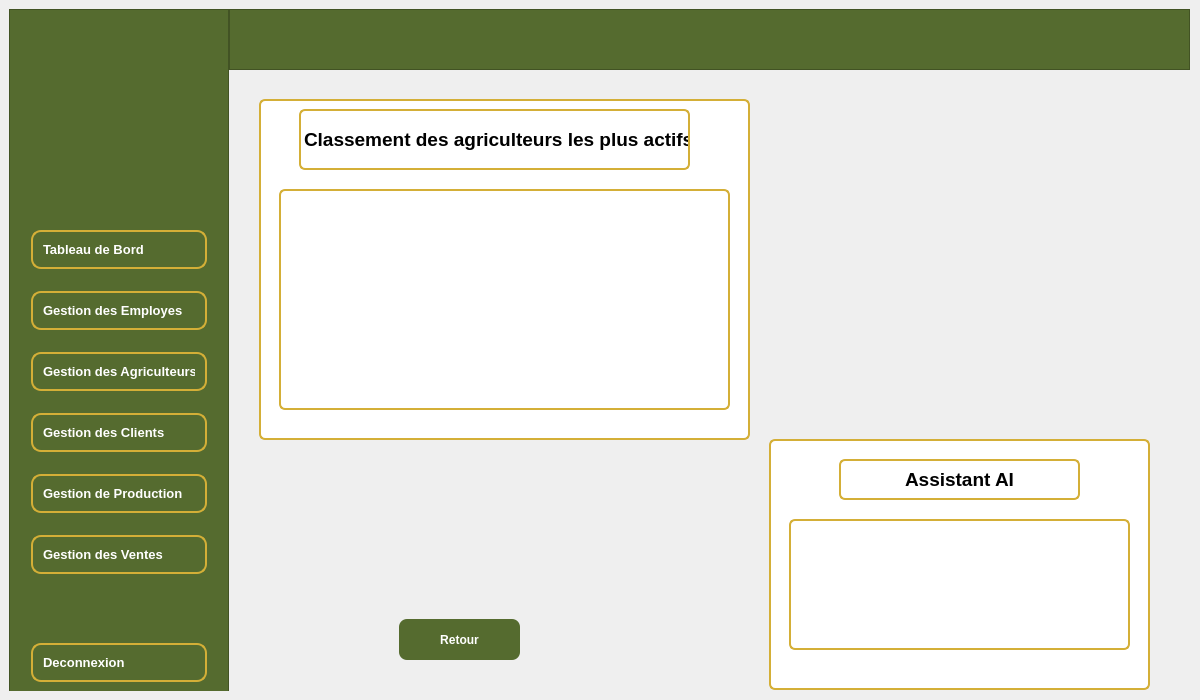
Above: mainwindow.ui from Dhouha-git/Smart-oil-press before the change. Below: the same form after it.
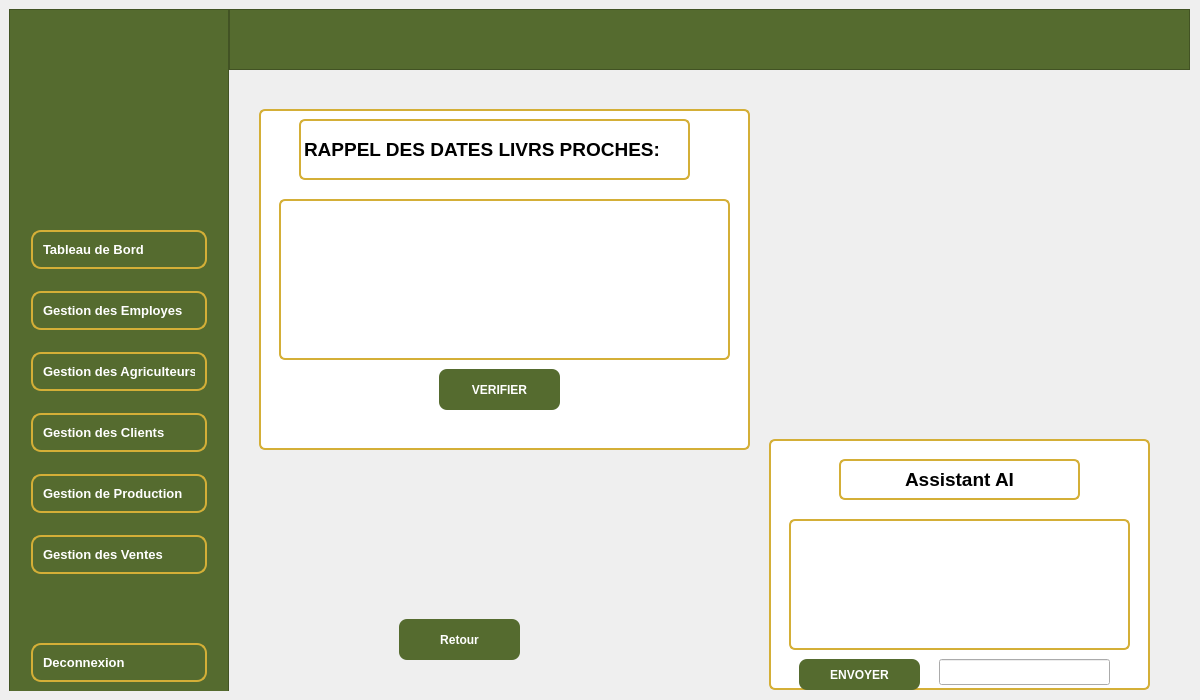
That is the form after the change. Icons and pictures are not drawn.

Patch:
```diff
--- a/mainwindow.ui
+++ b/mainwindow.ui
@@ -9464,12 +9464,57 @@
           </rect>
          </property>
         </widget>
+        <widget class="QLineEdit" name="lineEdit_recherche_agri_2">
+         <property name="geometry">
+          <rect>
+           <x>170</x>
+           <y>220</y>
+           <width>171</width>
+           <height>26</height>
+          </rect>
+         </property>
+        </widget>
+        <widget class="QPushButton" name="btn_retour_11">
+         <property name="geometry">
+          <rect>
+           <x>30</x>
+           <y>220</y>
+           <width>121</width>
+           <height>31</height>
+          </rect>
+         </property>
+         <property name="styleSheet">
+          <string notr="true">/* ====== PushButton ====== */
+QPushButton {
+    background-color: #556B2F;
+    color: white;
+    border-radius: 8px;
+    padding: 8px 20px;
+    font-weight: bold;
+}
+
+QPushButton:hover {
+    background-color: #6B8E23;
+}
+
+QPushButton:pressed {
+    background-color: #3E4E1F;
+}
+</string>
+         </property>
+         <property name="text">
+          <string>ENVOYER</string>
+         </property>
+         <property name="icon">
+          <iconset theme="QIcon::ThemeIcon::GoPrevious"/>
+         </property>
+        </widget>
        </widget>
        <widget class="QFrame" name="frame_23">
         <property name="geometry">
          <rect>
           <x>250</x>
-          <y>90</y>
+          <y>100</y>
           <width>491</width>
           <height>341</height>
          </rect>
@@ -9506,7 +9551,7 @@
           </rect>
          </property>
          <property name="text">
-          <string>&lt;html&gt;&lt;head/&gt;&lt;body&gt;&lt;p&gt;&lt;span style=&quot; font-size:14pt; font-weight:700;&quot;&gt;Classement des agriculteurs les plus actifs:&lt;/span&gt;&lt;/p&gt;&lt;/body&gt;&lt;/html&gt;</string>
+          <string>&lt;html&gt;&lt;head/&gt;&lt;body&gt;&lt;p&gt;&lt;span style=&quot; font-size:14pt; font-weight:700;&quot;&gt;RAPPEL DES DATES LIVRS PROCHES:&lt;/span&gt;&lt;/p&gt;&lt;/body&gt;&lt;/html&gt;</string>
          </property>
         </widget>
         <widget class="QTableWidget" name="tableWidget_3">
@@ -9515,10 +9560,45 @@
            <x>20</x>
            <y>90</y>
            <width>451</width>
-           <height>221</height>
+           <height>161</height>
           </rect>
          </property>
         </widget>
+        <widget class="QPushButton" name="VERIFIER">
+         <property name="geometry">
+          <rect>
+           <x>180</x>
+           <y>260</y>
+           <width>121</width>
+           <height>41</height>
+          </rect>
+         </property>
+         <property name="styleSheet">
+          <string notr="true">/* ====== PushButton ====== */
+QPushButton {
+    background-color: #556B2F;
+    color: white;
+    border-radius: 8px;
+    padding: 8px 20px;
+    font-weight: bold;
+}
+
+QPushButton:hover {
+    background-color: #6B8E23;
+}
+
+QPushButton:pressed {
+    background-color: #3E4E1F;
+}
+</string>
+         </property>
+         <property name="text">
+          <string>VERIFIER</string>
+         </property>
+         <property name="icon">
+          <iconset theme="QIcon::ThemeIcon::GoPrevious"/>
+         </property>
+        </widget>
        </widget>
        <widget class="QPushButton" name="btn_retour_8">
         <property name="geometry">
```
